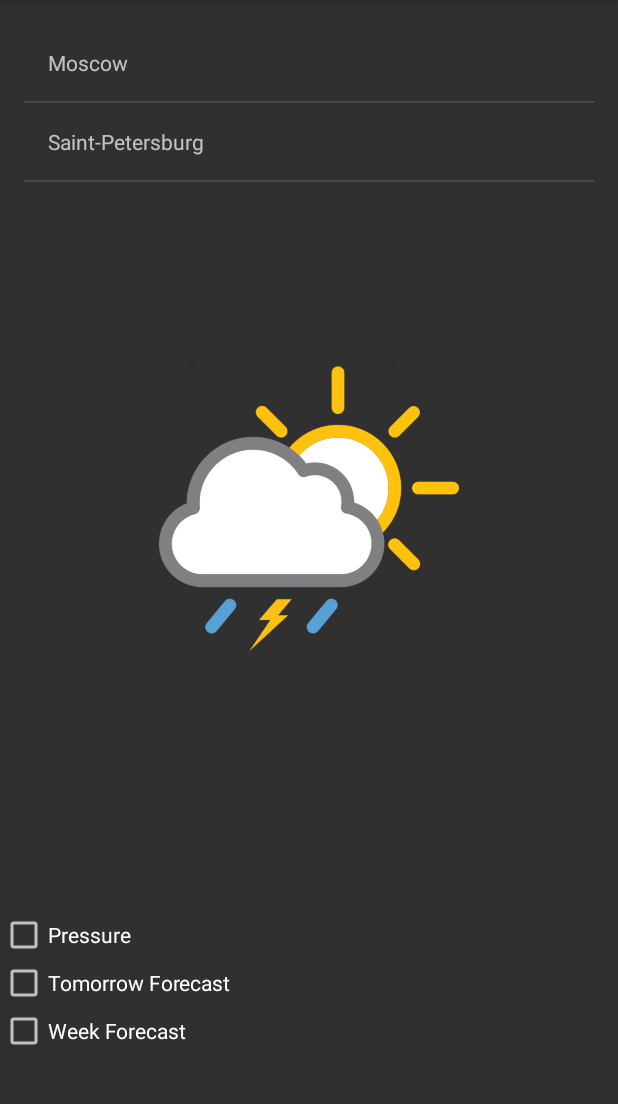
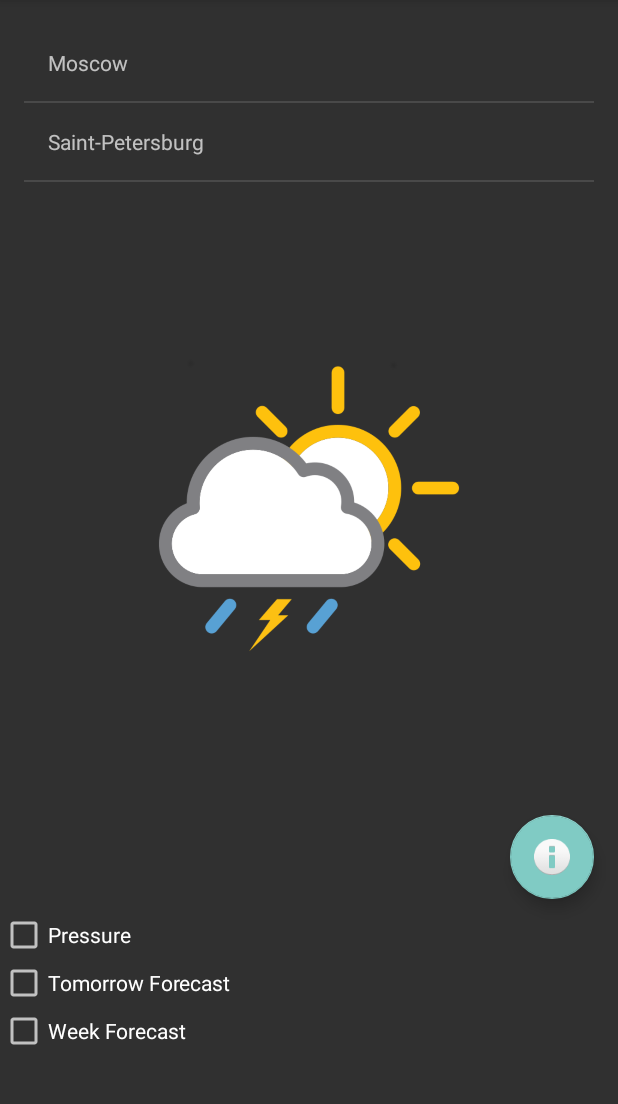
Before and after one commit to Hozalex/android, an Android app: the screen it shows after launch (MainActivity), on a phone screen of 412 x 824 dp, the part 84-1188 px from its top. Run offline under Robolectric (Android 15) with nearby library versions, the phone set to English and light mode, and no system bars.

Commit message:
after menu add

```diff
--- a/Weather/app/build.gradle
+++ b/Weather/app/build.gradle
@@ -32,6 +32,7 @@ dependencies {
     androidTestImplementation 'com.android.support.test.espresso:espresso-core:3.0.2'
     implementation 'com.android.support:recyclerview-v7:27.1.1'
     compile "org.jetbrains.kotlin:kotlin-stdlib-jdk7:$kotlin_version"
+    implementation 'com.android.support:design:27.1.1'
 }
 repositories {
     mavenCentral()
--- a/Weather/app/src/main/AndroidManifest.xml
+++ b/Weather/app/src/main/AndroidManifest.xml
@@ -21,6 +21,12 @@
         <activity
             android:name=".WeatherActivity"
             android:parentActivityName=".MainActivity" />
+        <activity
+            android:name=".InfoActivity"
+            android:parentActivityName=".MainActivity" />
+        <activity
+            android:name=".AddCityActivity"
+            android:parentActivityName=".MainActivity" />
     </application>
 
 </manifest>
--- a/Weather/app/src/main/java/com/example/ahozyainov/activities/MainActivity.kt
+++ b/Weather/app/src/main/java/com/example/ahozyainov/activities/MainActivity.kt
@@ -6,17 +6,23 @@ import android.content.Intent
 import android.content.SharedPreferences
 import android.support.v7.app.AppCompatActivity
 import android.os.Bundle
+import android.support.design.widget.FloatingActionButton
+import android.support.v4.app.ActivityCompat.startActivityForResult
 import android.support.v7.widget.DividerItemDecoration
 import android.support.v7.widget.LinearLayoutManager
 import android.support.v7.widget.RecyclerView
+import android.util.Log
+import android.view.ContextMenu
 import android.view.Menu
 import android.view.MenuItem
 import android.view.View
 import android.widget.*
-import com.example.ahozyainov.activities.adapters.CityAdapter
-import com.example.ahozyainov.activities.common.IntentHelper
+import com.example.ahozyainov.activities.R.id.rvCities
+import com.example.ahozyainov.adapters.CityAdapter
+import com.example.ahozyainov.common.IntentHelper
 import com.example.ahozyainov.activities.fragments.WeatherForecastFragment
-import com.example.ahozyainov.activities.models.Cities
+import com.example.ahozyainov.models.Cities
+import kotlinx.android.synthetic.main.activity_main.*
 
 class MainActivity : AppCompatActivity() {
 
@@ -30,6 +36,8 @@ class MainActivity : AppCompatActivity() {
     private lateinit var checkBoxWeekForecast: CheckBox
     private lateinit var rvCities: RecyclerView
     private var twoPane: Boolean = false
+    private lateinit var imageMain: ImageView
+    private lateinit var floatingActionButton: FloatingActionButton
 
     override fun onCreate(savedInstanceState: Bundle?) {
         super.onCreate(savedInstanceState)
@@ -42,26 +50,22 @@ class MainActivity : AppCompatActivity() {
         checkBoxPressure = findViewById(R.id.checkbox_pressure)
         checkBoxTomorrowForecast = findViewById(R.id.checkbox_tomorrow)
         checkBoxWeekForecast = findViewById(R.id.checkbox_week)
-        intent = Intent(this, WeatherActivity::class.java)
 
+        imageMain = findViewById(com.example.ahozyainov.activities.R.id.image_Main)
         rvCities = findViewById(R.id.rvCities)
         rvCities.setHasFixedSize(true)
         rvCities.layoutManager = LinearLayoutManager(this)
-
-        addAdapter(savedInstanceState)
-
         if (savedInstanceState != null) {
             sharedText = savedInstanceState.getString(IntentHelper.EXTRA_SHARED_WEATHER)
             textView.text = sharedText
         }
 
-        checkBoxChecked()
+        registerForContextMenu(imageMain)
 
-        checkSettings()
+        addAdapter(savedInstanceState)
 
-    }
+        initPopUpMenu()
 
-    private fun checkBoxChecked() {
         checkBoxPressure.setOnCheckedChangeListener { compoundButton, b ->
             intent.putExtra(IntentHelper.EXTRA_CHECKBOX_PRESSURE, b)
         }
@@ -71,12 +75,47 @@ class MainActivity : AppCompatActivity() {
         checkBoxWeekForecast.setOnCheckedChangeListener { compoundButton, b ->
             intent.putExtra(IntentHelper.EXTRA_CHECKBOX_WEEK, b)
         }
+
+        checkSettings()
+
+    }
+
+    private fun initPopUpMenu() {
+        floatingActionButton = findViewById(R.id.popButton)
+        floatingActionButton.setOnClickListener {
+            val popupMenu = PopupMenu(this, it)
+            menuInflater.inflate(R.menu.popup_menu, popupMenu.menu)
+            popupMenu.setOnMenuItemClickListener {
+                when (it.itemId) {
+                    R.id.info_menu -> {
+                        intent = Intent(this, InfoActivity::class.java)
+                        startActivity(intent)
+                        true
+                    }
+                    R.id.about_menu -> {
+                        val toast = Toast.makeText(applicationContext, "меню в разработке", Toast.LENGTH_SHORT)
+                        toast.show()
+                        true
+                    }
+                    else -> {
+                        false
+                    }
+                }
+
+            }
+            popupMenu.show()
+        }
+    }
+
+    private fun checkBoxChecked() {
+
     }
 
     private fun addAdapter(savedInstanceState: Bundle?) {
         rvCities.adapter = CityAdapter(Cities.getAllCities(this), CityAdapter.OnCityClickListener { cityPosition ->
             run {
                 if (!twoPane) {
+                    intent = Intent(this, WeatherActivity::class.java)
                     intent.putExtra(IntentHelper.EXTRA_CITY_POSITION, cityPosition)
                     startActivityForResult(intent, sendRequestCode)
                 } else showWeatherForecastFragment(cityPosition)
@@ -87,6 +126,7 @@ class MainActivity : AppCompatActivity() {
             showWeatherForecastFragment(0)
         rvCities.addItemDecoration(DividerItemDecoration(this, LinearLayoutManager.VERTICAL))
     }
+
 
     override fun onCreateOptionsMenu(menu: Menu?): Boolean {
         menuInflater.inflate(R.menu.main_menu, menu)
@@ -111,16 +151,30 @@ class MainActivity : AppCompatActivity() {
         return super.onOptionsItemSelected(item)
     }
 
+    override fun onCreateContextMenu(menu: ContextMenu?, v: View?, menuInfo: ContextMenu.ContextMenuInfo?) {
+        menuInflater.inflate(R.menu.context_menu, menu)
+    }
+
+    override fun onContextItemSelected(item: MenuItem?): Boolean {
+        val toast = Toast.makeText(applicationContext, "меню в разработке", Toast.LENGTH_SHORT)
+        toast.show()
+        return super.onContextItemSelected(item)
+    }
+
+
     private fun deleteCity() {
-        TODO("not implemented") //To change body of created functions use File | Settings | File Templates.
+        val toast = Toast.makeText(applicationContext, "меню в разработке", Toast.LENGTH_SHORT)
+        toast.show()
     }
 
     private fun clearCities() {
-        TODO("not implemented") //To change body of created functions use File | Settings | File Templates.
+        val toast = Toast.makeText(applicationContext, "меню в разработке", Toast.LENGTH_SHORT)
+        toast.show()
     }
 
     private fun addCity() {
-        TODO("not implemented") //To change body of created functions use File | Settings | File Templates.
+        intent = Intent(this, AddCityActivity::class.java)
+        startActivity(intent)
     }
 
     private fun showWeatherForecastFragment(cityPosition: Int) {
--- a/Weather/app/src/main/java/com/example/ahozyainov/activities/fragments/WeatherForecastFragment.kt
+++ b/Weather/app/src/main/java/com/example/ahozyainov/activities/fragments/WeatherForecastFragment.kt
@@ -13,8 +13,8 @@ import android.widget.Button
 import android.widget.ImageView
 import android.widget.TextView
 import com.example.ahozyainov.activities.R
-import com.example.ahozyainov.activities.common.IntentHelper
-import com.example.ahozyainov.activities.models.Cities
+import com.example.ahozyainov.common.IntentHelper
+import com.example.ahozyainov.models.Cities
 
 class WeatherForecastFragment : Fragment() {
 
--- a/Weather/app/src/main/java/com/example/ahozyainov/activities/common/IntentHelper.java
+++ b/Weather/app/src/main/java/com/example/ahozyainov/common/IntentHelper.java
@@ -1,4 +1,4 @@
-package com.example.ahozyainov.activities.common;
+package com.example.ahozyainov.common;
 
 public class IntentHelper {
 
--- a/Weather/app/src/main/java/com/example/ahozyainov/activities/models/Cities.java
+++ b/Weather/app/src/main/java/com/example/ahozyainov/models/Cities.java
@@ -1,4 +1,4 @@
-package com.example.ahozyainov.activities.models;
+package com.example.ahozyainov.models;
 
 import android.content.Context;
 import android.support.annotation.DrawableRes;
--- a/Weather/app/src/main/res/layout-sw600dp/activity_main.xml
+++ b/Weather/app/src/main/res/layout-sw600dp/activity_main.xml
@@ -19,12 +19,6 @@
             android:padding="16dp"
             tools:listitem="@layout/item_city" />
 
-        <!--<fragment-->
-        <!--android:id="@+id/flRightContainer"-->
-        <!--android:name="com.example.ahozyainov.activities.fragments.WeatherForecastFragment"-->
-        <!--android:layout_width="0dp"-->
-        <!--android:layout_height="wrap_content"-->
-        <!--android:layout_weight="3" />-->
 
         <FrameLayout
             android:id="@+id/flRightContainer"
@@ -34,6 +28,11 @@
             tools:context=".WeatherActivity" />
 
     </LinearLayout>
+
+    <ImageView
+        android:id="@+id/image_Main"
+        android:layout_width="wrap_content"
+        android:layout_height="wrap_content" />
 
     <CheckBox
         android:id="@+id/checkbox_pressure"
--- a/Weather/app/src/main/res/layout/activity_main.xml
+++ b/Weather/app/src/main/res/layout/activity_main.xml
@@ -26,6 +26,7 @@
         tools:listitem="@layout/item_city" />
 
     <LinearLayout
+        android:id="@+id/linearLayout"
         android:layout_width="match_parent"
         android:layout_height="wrap_content"
         android:layout_marginBottom="16dp"
@@ -64,5 +65,15 @@
         app:layout_constraintEnd_toEndOf="@id/image_Main"
         app:layout_constraintStart_toStartOf="@id/image_Main" />
 
+    <android.support.design.widget.FloatingActionButton
+        android:id="@+id/popButton"
+        android:layout_width="wrap_content"
+        android:layout_height="wrap_content"
+        android:layout_marginBottom="8dp"
+        android:layout_marginEnd="16dp"
+        app:layout_constraintBottom_toTopOf="@+id/linearLayout"
+        app:layout_constraintEnd_toEndOf="parent"
+        app:srcCompat="@android:drawable/ic_dialog_info" />
+
 
 </android.support.constraint.ConstraintLayout>
--- /dev/null
+++ b/Weather/app/src/main/res/menu/context_menu.xml
@@ -0,0 +1,8 @@
+<?xml version="1.0" encoding="utf-8"?>
+<menu xmlns:android="http://schemas.android.com/apk/res/android">
+
+    <item
+        android:id="@+id/menu_change_theme"
+        android:title="@string/change" />
+
+</menu>
--- /dev/null
+++ b/Weather/app/src/main/res/menu/popup_menu.xml
@@ -0,0 +1,13 @@
+<?xml version="1.0" encoding="utf-8"?>
+<menu xmlns:android="http://schemas.android.com/apk/res/android"
+    xmlns:app="http://schemas.android.com/apk/res-auto"
+    xmlns:tools="http://schemas.android.com/tools">
+
+    <item
+        android:id="@+id/info_menu"
+        android:title="@string/info" />
+    <item
+        android:id="@+id/about_menu"
+        android:title="@string/about" />
+
+</menu>
--- a/Weather/app/src/main/res/values/strings.xml
+++ b/Weather/app/src/main/res/values/strings.xml
@@ -19,6 +19,12 @@
     <string name="add">Add</string>
     <string name="delete">Delete</string>
     <string name="clear">Clear</string>
+    <string name="change">Change</string>
+    <string name="info">Info</string>
+    <string name="attention_info">Attention: The Forecast in the app is not true!!!</string>
+    <string name="about">About</string>
+    <string name="add_city_button">Add</string>
+    <string name="input_city">Input City</string>
 
 
 </resources>
```
Also changed, not shown: Weather/app/src/main/java/com/example/ahozyainov/activities/AddCityActivity.kt (added, +12 -0 lines), Weather/app/src/main/java/com/example/ahozyainov/activities/InfoActivity.kt (added, +13 -0 lines), Weather/app/src/main/java/com/example/ahozyainov/activities/WeatherActivity.kt (+4 -6 lines), Weather/app/src/main/java/com/example/ahozyainov/adapters/CityAdapter.java (renamed from Weather/app/src/main/java/com/example/ahozyainov/activities/adapters/CityAdapter.java, +5 -2 lines), Weather/app/src/main/res/layout/activity_add_city.xml (added, +25 -0 lines), Weather/app/src/main/res/layout/activity_info.xml (added, +17 -0 lines).
